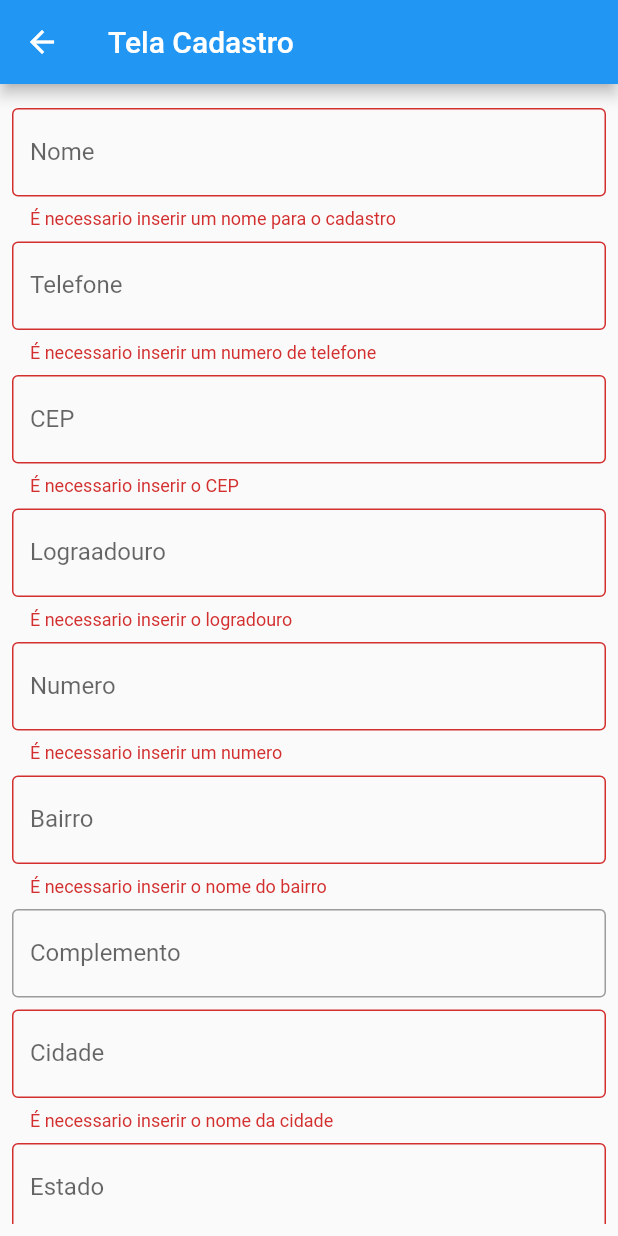
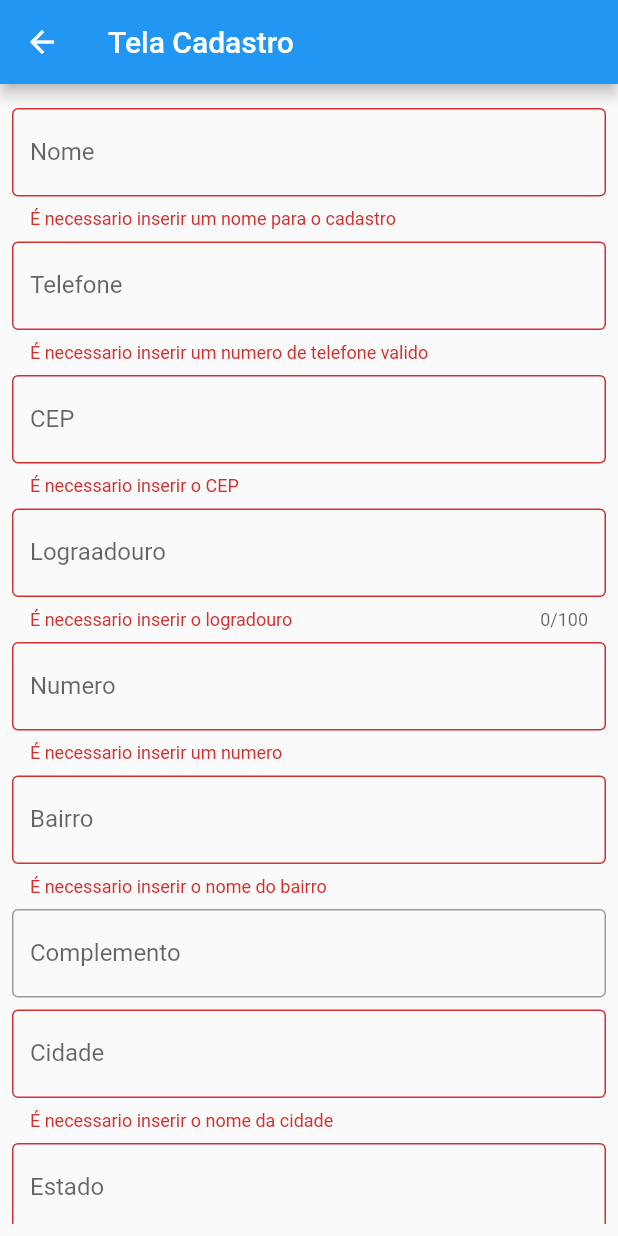
Before and after one commit to ElexandroTorres/cadastro-de-contatos, a Flutter app: the TelaCadastroEnderecos screen opened directly, after a tap on "SALVAR", on a phone screen of 412 x 824 dp. Run offline on Flutter 3.47's test engine with Material 2 defaults, Android fonts, the phone set to English and light mode, and no system bars; our stand-ins replace flutter_multi_formatter.

```diff
--- a/lib/main.dart
+++ b/lib/main.dart
@@ -17,6 +17,7 @@ class CadastroContatos extends StatelessWidget {
     return ChangeNotifierProvider(
       create: (context) => EnderecosData(),
       child: MaterialApp(
+        debugShowCheckedModeBanner: false,
         title: 'Cadastro Contatos',
         home: TelaListaEnderecos(),
       ),
--- a/lib/ui/telas/tela_cadastro_enderecos.dart
+++ b/lib/ui/telas/tela_cadastro_enderecos.dart
@@ -1,7 +1,9 @@
 import 'package:cadastro_contatos/model/endereco.dart';
 import 'package:cadastro_contatos/model/enderecos_data.dart';
 import 'package:flutter/material.dart';
+import 'package:flutter/services.dart';
 import 'package:provider/provider.dart';
+import 'package:flutter_multi_formatter/flutter_multi_formatter.dart';
 
 class TelaCadastroEnderecos extends StatefulWidget {
   const TelaCadastroEnderecos({Key? key}) : super(key: key);
@@ -57,8 +59,8 @@ class _TelaCadastroEnderecosState extends State<TelaCadastroEnderecos> {
                 SizedBox(height: 8.0),
                 TextFormField(
                   validator: (value) {
-                    if (value!.isEmpty) {
-                      return 'É necessario inserir um numero de telefone';
+                    if (value!.length < 14) {
+                      return 'É necessario inserir um numero de telefone valido';
                     }
                     return null;
                   },
@@ -70,13 +72,18 @@ class _TelaCadastroEnderecosState extends State<TelaCadastroEnderecos> {
                     labelText: 'Telefone',
                     border: OutlineInputBorder(),
                   ),
-                  keyboardType: TextInputType.number,
+                  keyboardType: TextInputType.phone,
+                  inputFormatters: [
+                    MaskedInputFormatter('(##)#####-####'),
+                  ],
                 ),
                 SizedBox(height: 8.0),
                 TextFormField(
                   validator: (value) {
                     if (value!.isEmpty) {
                       return 'É necessario inserir o CEP';
+                    } else if (value.length < 8) {
+                      return 'Digite um CEP valido';
                     }
                     return null;
                   },
@@ -95,6 +102,10 @@ class _TelaCadastroEnderecosState extends State<TelaCadastroEnderecos> {
                   validator: (value) {
                     if (value!.isEmpty) {
                       return 'É necessario inserir o logradouro';
+                    } else if (value.length < 10) {
+                      return 'Tamanho minimo de 10 caractres';
+                    } else if (value.length > 100) {
+                      return 'Tamanho maximo de 100 caracteres';
                     }
                     return null;
                   },
@@ -106,7 +117,8 @@ class _TelaCadastroEnderecosState extends State<TelaCadastroEnderecos> {
                     labelText: 'Lograadouro',
                     border: OutlineInputBorder(),
                   ),
-                  keyboardType: TextInputType.text,
+                  keyboardType: TextInputType.multiline,
+                  maxLength: 100,
                 ),
                 SizedBox(height: 8.0),
                 TextFormField(
@@ -120,7 +132,7 @@ class _TelaCadastroEnderecosState extends State<TelaCadastroEnderecos> {
                     _numero = value;
                   },
                   decoration: InputDecoration(
-                    hintText: 'Digite o numero de telefone',
+                    hintText: 'Digite o numero',
                     labelText: 'Numero',
                     border: OutlineInputBorder(),
                   ),
@@ -226,7 +238,3 @@ class _TelaCadastroEnderecosState extends State<TelaCadastroEnderecos> {
     );
   }
 }
-
-//Telefone deve conter 14 caracteres 84 988232989
-//Logradouro, no minimo 10 e no maximo 100
-//CEP 8 caracteres
--- a/pubspec.yaml
+++ b/pubspec.yaml
@@ -35,6 +35,7 @@ dependencies:
   # Use with the CupertinoIcons class for iOS style icons.
   cupertino_icons: ^1.0.2
   provider: ^6.0.2
+  flutter_multi_formatter: ^2.5.1
 
 dev_dependencies:
   flutter_test:
```
Also changed, not shown: pubspec.lock.
